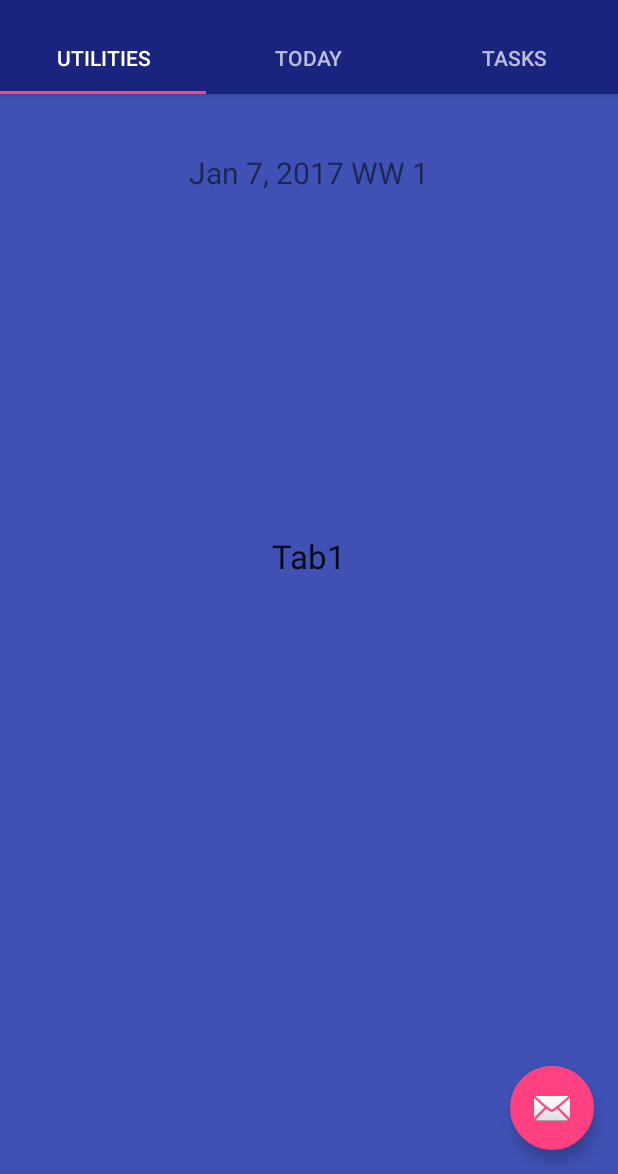
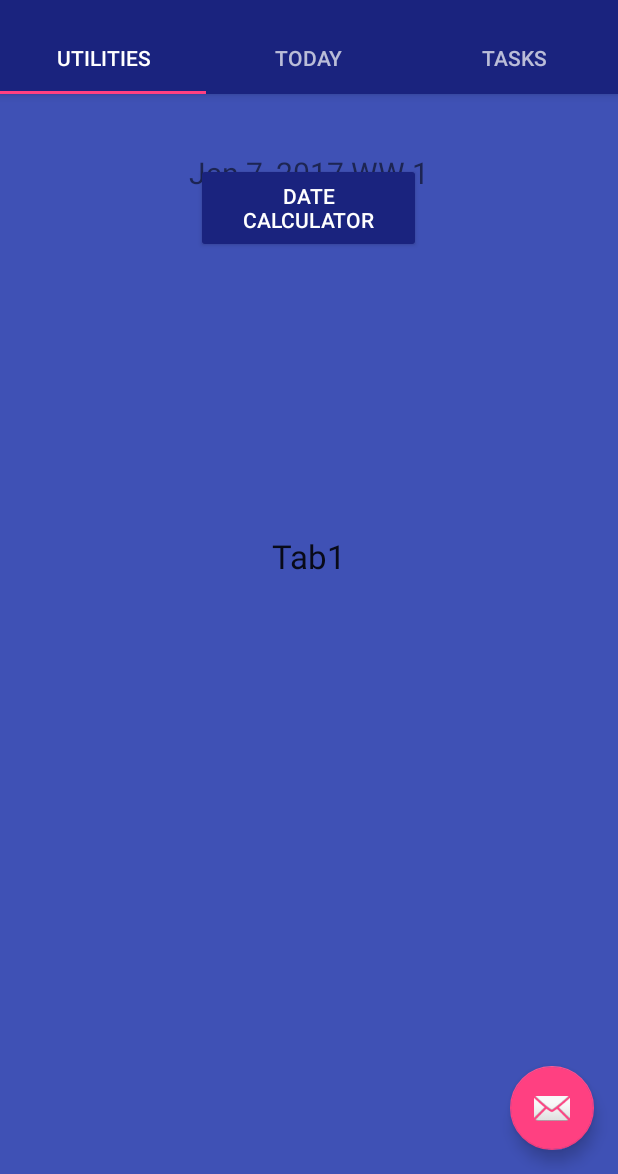
Before and after one commit to sandilyab/androidapp, an Android app: the screen it shows after launch (MainActivity), in the options menu, after a tap on "Settings", on a phone screen of 412 x 824 dp, the part 62-1236 px from its top. Run offline under Robolectric (Android 15) with nearby library versions, the phone set to English and light mode, and no system bars.

Commit message:
Fixing broken utilities after migrating to tab fragment

```diff
--- a/app/src/main/java/com/example/sandilya/myfirstapp/TabFragment1.java
+++ b/app/src/main/java/com/example/sandilya/myfirstapp/TabFragment1.java
@@ -1,15 +1,26 @@
 package com.example.sandilya.myfirstapp;
 
+import android.app.ActivityOptions;
+import android.app.AlertDialog;
+import android.app.Dialog;
 import android.content.Context;
+import android.content.DialogInterface;
+import android.content.Intent;
 import android.icu.util.Calendar;
 import android.net.Uri;
 import android.os.Bundle;
+import android.os.Handler;
+import android.support.v4.app.DialogFragment;
 import android.support.v4.app.Fragment;
 import android.view.Gravity;
 import android.view.LayoutInflater;
 import android.view.View;
 import android.view.ViewGroup;
+import android.widget.Button;
+import android.widget.FrameLayout;
+import android.widget.NumberPicker;
 import android.widget.TextView;
+import android.widget.Toast;
 
 import java.text.DateFormat;
 import java.util.Date;
@@ -26,7 +37,7 @@ import java.util.Date;
 public class TabFragment1 extends Fragment {
 
 
-    private OnFragmentInteractionListener mListener;
+   // private OnFragmentInteractionListener mListener;
     public static TabFragment1 newInstance() {
         TabFragment1 fragment = new TabFragment1();
         return fragment;
@@ -62,6 +73,39 @@ public class TabFragment1 extends Fragment {
             txtView.setText(currentDateTimeString + " WW " + week_orig);
             txtView.setGravity(Gravity.CENTER);
 
+            Button dc = (Button) v.findViewById(R.id.d_button);
+
+            dc.setOnClickListener(new View.OnClickListener() {
+                @Override
+                public void onClick(View view) {
+                    View v = getActivity().getLayoutInflater().inflate(R.layout.dialog, null);
+
+                    AlertDialog.Builder builder = new AlertDialog.Builder (getActivity());
+                    final NumberPicker picker = new NumberPicker(getActivity());
+                    picker.setMinValue(0);
+                    picker.setMaxValue(5);
+                    final FrameLayout parent = new FrameLayout(getActivity());
+                    parent.addView(picker, new FrameLayout.LayoutParams(
+                            FrameLayout.LayoutParams.WRAP_CONTENT,
+                            FrameLayout.LayoutParams.WRAP_CONTENT,
+                            Gravity.CENTER));
+                    builder.setView(parent);
+                    builder.setPositiveButton(android.R.string.ok, new DialogInterface.OnClickListener() {
+                        public void onClick(DialogInterface dialog, int id) {
+                            Intent intent = new Intent("android.intent.action.VIEW", Uri.parse("http://www..com"));
+                            Bundle b = new Bundle();
+                            b.putBoolean("new_window", true); //sets new window
+                            intent.putExtras(b);
+                            startActivity(intent);
+                        }
+                    });
+                    builder.setNegativeButton(android.R.string.cancel, null);
+                    Dialog dialog = builder.create();
+                    dialog.show();
+
+
+                }
+            });
 
         return v;
     }
@@ -77,8 +121,5 @@ public class TabFragment1 extends Fragment {
      * "http://developer.android.com/training/basics/fragments/communicating.html"
      * >Communicating with Other Fragments</a> for more information.
      */
-    public interface OnFragmentInteractionListener {
-        // TODO: Update argument type and name
-        void onFragmentInteraction(Uri uri);
-    }
+
 }
--- a/app/src/main/res/layout/fragment_tab_fragment1.xml
+++ b/app/src/main/res/layout/fragment_tab_fragment1.xml
@@ -25,20 +25,6 @@
         android:textAlignment="center" />
 
 
-
-    <Button
-        android:text="Date  Calculator"
-        android:layout_width="150dp"
-        android:layout_height="60dp"
-        android:id="@+id/d_button"
-        tools:text="date Calc"
-        android:onClick="onButtonTap"
-        android:textColor="@android:color/white"
-        android:layout_gravity="center_horizontal"
-        android:layout_alignParentBottom="true"
-        android:layout_centerHorizontal="true"
-        android:layout_marginBottom="37dp" />
-
     <Button
         android:text="Percentage Calculator"
         android:layout_width="150dp"
@@ -46,7 +32,6 @@
         android:id="@+id/perc_button"
         android:layout_gravity="center_horizontal"
         tools:text="Percentage Calculator!"
-        android:onClick="onButtonTap"
         android:textColor="@android:color/white"
         android:layout_above="@+id/ww_button"
         android:layout_alignLeft="@+id/ww_button"
@@ -58,11 +43,21 @@
         android:layout_height="60dp"
         android:id="@+id/ww_button"
         tools:text="Work week Calc"
-        android:onClick="onButtonTap"
         android:textColor="@android:color/white"
         android:layout_gravity="center_horizontal"
         android:layout_above="@+id/d_button"
         android:layout_alignLeft="@+id/d_button"
         android:layout_alignStart="@+id/d_button" />
 
+    <Button
+        android:text="Date  Calculator"
+        android:layout_width="150dp"
+        android:layout_height="60dp"
+        android:id="@+id/d_button"
+        tools:text="date Calc"
+        android:textColor="@android:color/white"
+        android:layout_gravity="center_horizontal"
+        android:layout_marginTop="150dp"
+        android:layout_marginBottom="37dp" />
+
 </FrameLayout>
```
Also changed, not shown: app/src/main/java/com/example/sandilya/myfirstapp/MainActivity.java (+0 -75 lines), app/src/main/res/layout/dialog.xml (+0 -21 lines).
